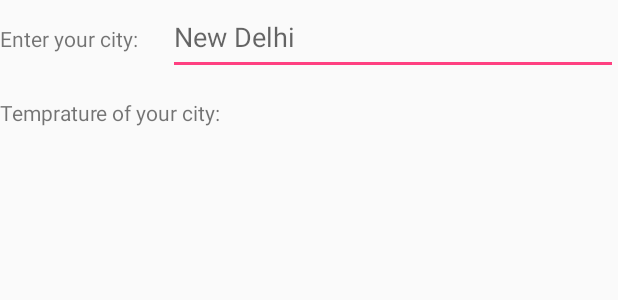
After one commit to tanayseven/android-ui-architectures-examples, an Android app: the layout fragment_weather_rx.xml on its own in the app's theme, with its tools: preview values and no code run, on a phone screen of 412 x 824 dp. The commit adds this screen. Shown: the top 300 px of the screen. Run offline under Robolectric (Android 15) with nearby library versions, the phone set to English and light mode, and no system bars.

Commit message:
Add layout for Rx Weather screen

```diff
--- a/android-app/app/build.gradle
+++ b/android-app/app/build.gradle
@@ -26,5 +26,6 @@ dependencies {
     })
     compile 'com.android.support:appcompat-v7:25.3.1'
     compile 'com.android.support.constraint:constraint-layout:1.0.0-beta4'
+    compile 'io.reactivex:rxjava:1.1.6'
     testCompile 'junit:junit:4.12'
 }
--- /dev/null
+++ b/android-app/app/src/main/res/layout/fragment_weather_rx.xml
@@ -0,0 +1,42 @@
+<?xml version="1.0" encoding="utf-8"?>
+<LinearLayout xmlns:android="http://schemas.android.com/apk/res/android"
+    android:layout_width="match_parent"
+    android:layout_height="match_parent"
+    android:orientation="vertical">
+
+    <LinearLayout
+        android:layout_width="match_parent"
+        android:layout_height="50dp"
+        android:orientation="horizontal">
+
+        <TextView
+            android:layout_width="wrap_content"
+            android:layout_height="wrap_content"
+            android:text="Enter your city:" />
+
+        <EditText
+            android:id="@+id/city_edit_text"
+            android:layout_width="match_parent"
+            android:layout_height="match_parent"
+            android:layout_marginLeft="20dp"
+            android:hint="New Delhi" />
+    </LinearLayout>
+
+    <LinearLayout
+        android:layout_width="wrap_content"
+        android:layout_height="50dp"
+        android:gravity="center_vertical"
+        android:orientation="horizontal">
+
+        <TextView
+            android:layout_width="wrap_content"
+            android:layout_height="wrap_content"
+            android:text="Temprature of your city: " />
+
+        <TextView
+            android:id="@+id/temprature_text_view"
+            android:layout_width="wrap_content"
+            android:layout_height="wrap_content"
+            android:layout_marginLeft="20dp" />
+    </LinearLayout>
+</LinearLayout>
--- /dev/null
+++ b/android-app/app/src/main/res/values/api_keys.xml
@@ -0,0 +1,4 @@
+<?xml version="1.0" encoding="utf-8"?>
+<resources>
+    <string name="weather_api">4cf3017d27169032df2dd76480a56976</string>
+</resources>
```
Also changed, not shown: android-app/app/src/main/java/com/tanayseven/uiarchitectures/MainActivity.java (+13 -0 lines), android-app/app/src/main/java/com/tanayseven/uiarchitectures/rxWeather/RxWeatherFragment.java (added, +12 -0 lines), android-app/app/src/main/res/layout/activity_main.xml (+8 -12 lines), android-app/app/src/main/res/layout/fragment_home.xml (added, +11 -0 lines).
